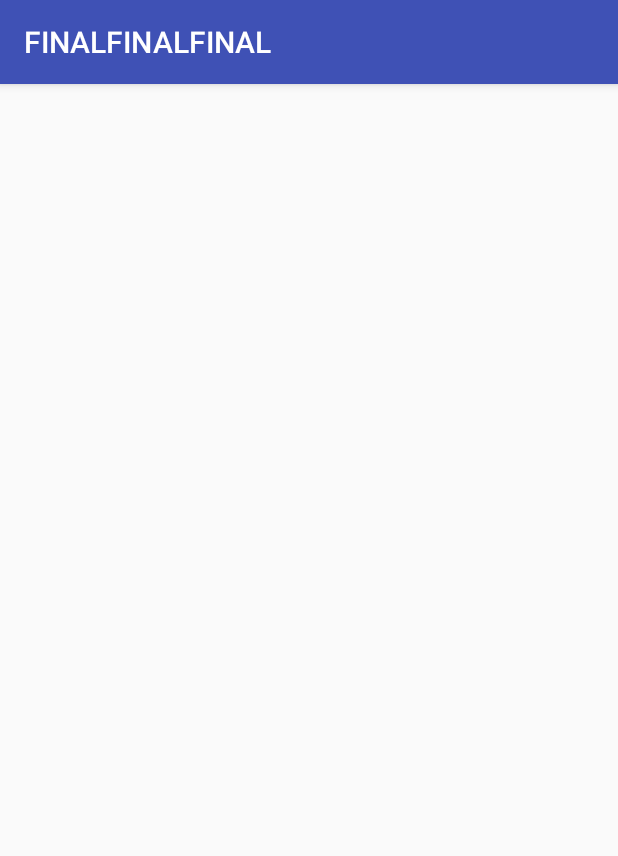
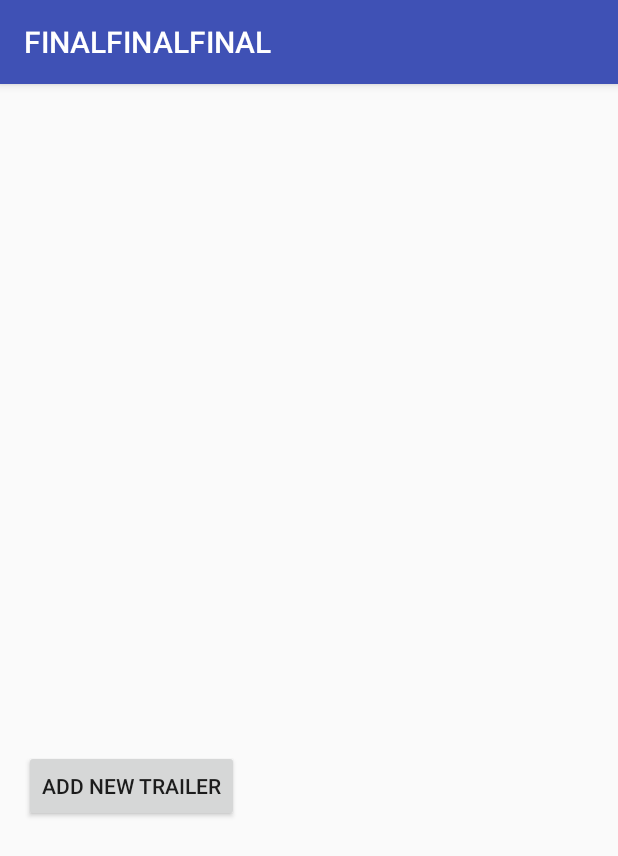
Before and after one commit to mattjmoses/MobileAppDev, an Android app: the DisplayDBActivity screen opened directly, with no data from a screen before it, on a phone screen of 412 x 824 dp. Shown: the top 856 px of the screen. Run offline under Robolectric (Android 15) with nearby library versions, the light colour scheme and no system bars.

Commit message:
Crud functionality done

```diff
--- a/Assignments/FINALFINALFINAL/app/src/main/res/layout/displaydblayout.xml
+++ b/Assignments/FINALFINALFINAL/app/src/main/res/layout/displaydblayout.xml
@@ -1,10 +1,28 @@
 <?xml version="1.0" encoding="utf-8"?>
 <android.support.constraint.ConstraintLayout
-    xmlns:android="http://schemas.android.com/apk/res/android" android:layout_width="match_parent"
+    xmlns:android="http://schemas.android.com/apk/res/android"
+    xmlns:app="http://schemas.android.com/apk/res-auto"
+    xmlns:tools="http://schemas.android.com/tools"
+    android:layout_width="match_parent"
     android:layout_height="match_parent">
 
     <ListView
         android:id="@+id/list_layout"
         android:layout_width="match_parent"
-        android:layout_height="match_parent" />
+        android:layout_height="400dp"
+        android:layout_marginBottom="92dp"
+        app:layout_constraintBottom_toBottomOf="parent"
+        app:layout_constraintHorizontal_bias="0.0"
+        app:layout_constraintLeft_toLeftOf="parent"
+        app:layout_constraintRight_toRightOf="parent" />
+
+    <Button
+        android:id="@+id/buttonAddScreen"
+        android:layout_width="wrap_content"
+        android:layout_height="wrap_content"
+        android:layout_marginLeft="16dp"
+        android:layout_marginTop="444dp"
+        android:text="@string/btAddEntry"
+        app:layout_constraintLeft_toLeftOf="parent"
+        app:layout_constraintTop_toTopOf="parent" />
 </android.support.constraint.ConstraintLayout>
--- a/Assignments/FINALFINALFINAL/app/src/main/res/values/strings.xml
+++ b/Assignments/FINALFINALFINAL/app/src/main/res/values/strings.xml
@@ -7,4 +7,5 @@
     <string name="showBtn">Show</string>
     <string name="btUpdate">Update</string>
     <string name="btDelete">Delete</string>
+    <string name="btAddEntry">Add New Trailer</string>
 </resources>
```
Also changed, not shown: Assignments/FINALFINALFINAL/app/src/main/java/com/mattiscool/matt/finalfinalfinal/DbController.java (+17 -0 lines), Assignments/FINALFINALFINAL/app/src/main/java/com/mattiscool/matt/finalfinalfinal/EditActivity.java (+27 -0 lines).
